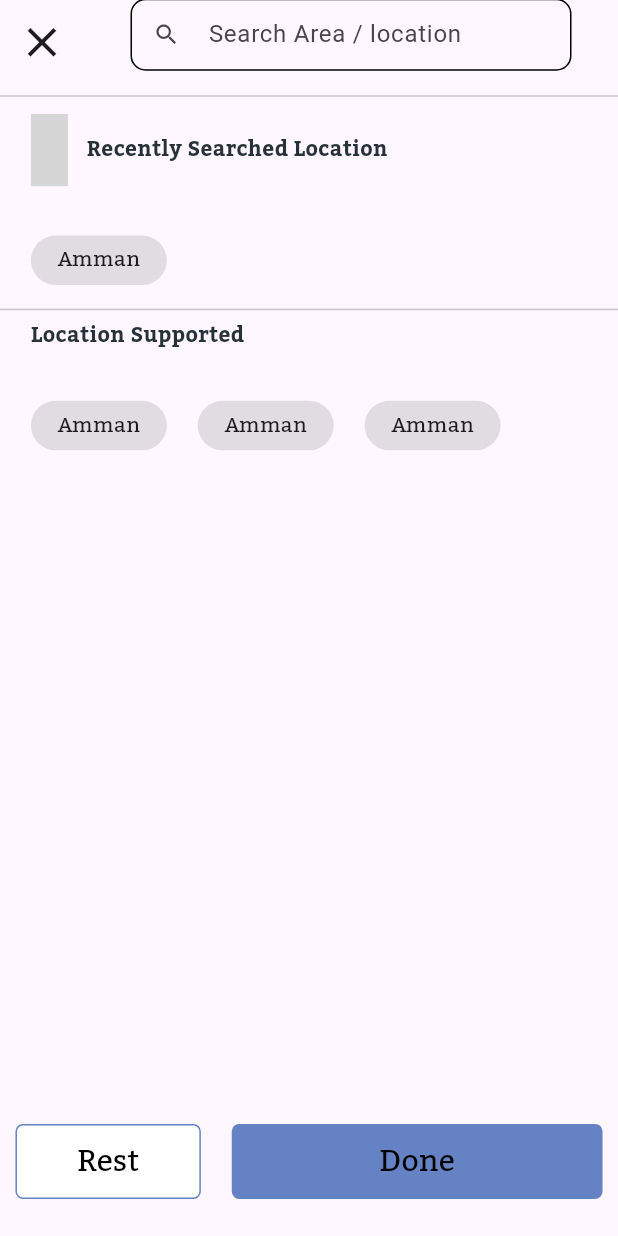
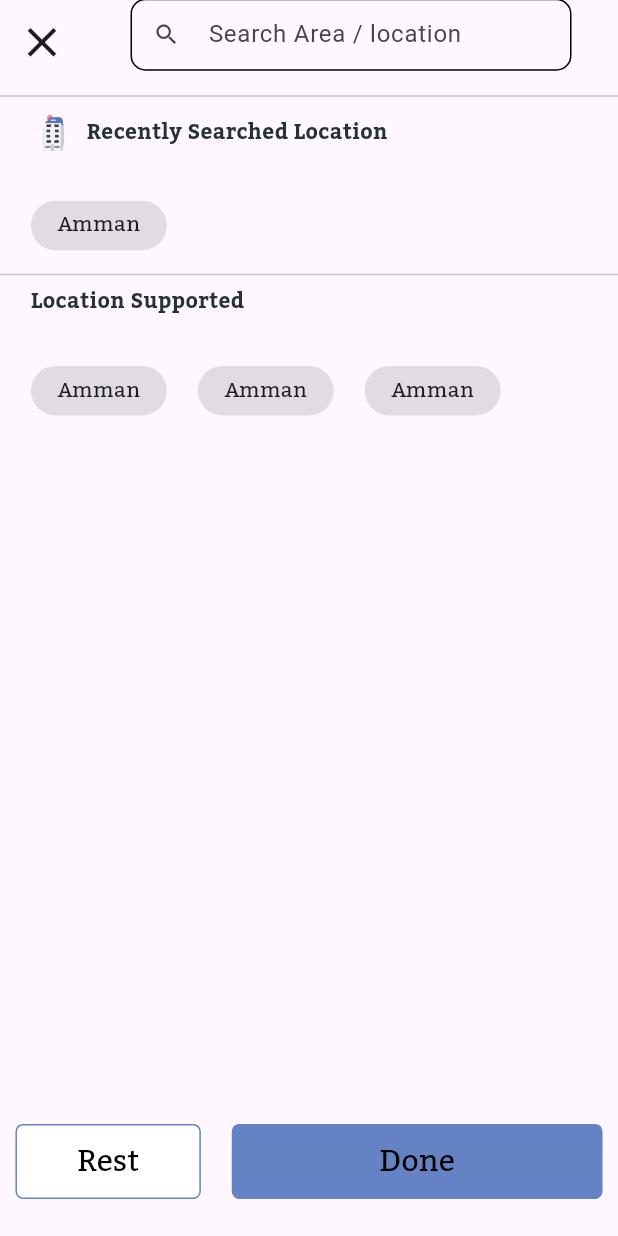
Before and after one commit to eylem2002/Real-Estate-Home-App, a Flutter app: the SearchBarScreen screen opened directly, on a phone screen of 412 x 824 dp. Run offline on Flutter 3.47's test engine with Material 3 defaults, Android fonts, the phone set to English and light mode, and no system bars; our stand-ins replace flutter_svg, get; project files that could hold a hidden picture were left out; grey boxes are pictures that could not be loaded.

Commit message:
add svg icon

```diff
--- a/lib/main.dart
+++ b/lib/main.dart
@@ -1,4 +1,5 @@
 import 'package:flutter/material.dart';
+import 'package:new_batic/view/screen/search_bar_screen.dart';
 import 'package:new_batic/view/screen/splash_screen.dart';
 
 void main() {
@@ -10,9 +11,9 @@ class MyApp extends StatelessWidget {
 
   @override
   Widget build(BuildContext context) {
-    return const MaterialApp(
+    return MaterialApp(
       debugShowCheckedModeBanner: false,
-      home: SplashScreen(),
+      home: SearchBarScreen(),
     );
   }
 }
--- a/lib/view/screen/search_bar_screen.dart
+++ b/lib/view/screen/search_bar_screen.dart
@@ -55,9 +55,10 @@ class SearchBarScreen extends StatelessWidget {
                         onTap: () {
 
                         },
-                        child: SizedBox(
+                        child: Container(
                           width: widthNHeight0(context, 1) * 0.06,
-                          child: SvgPicture.asset('assets/images/svg_pic/recent 1.svg'),
+                          height: widthNHeight0(context, 0)*0.03,
+                          child: SvgPicture.asset('assets/images/svg_pic/undraw_coming_home_re_ausc 2.svg'),
                         ),
                       ),
                       SizedBox(
```
